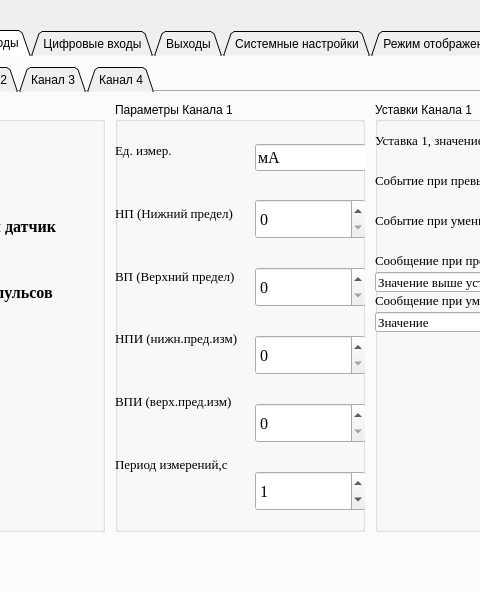
tomyqg/topaz-m, file options.ui: the form before one commit; both pictures show x 119 to 599 and y 0 to 592 of the 1280 by 800 pixel window.
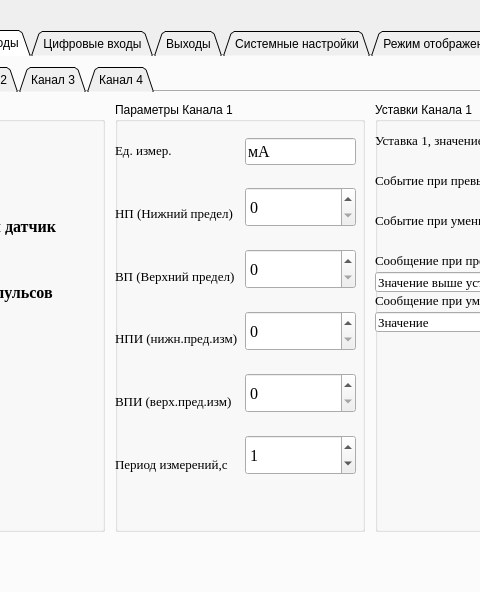
The form after the commit. The open tabs and pages were chosen to show the change.

Commit message: klava est'

Diff of the .ui file:
```diff
--- a/options.ui
+++ b/options.ui
@@ -232,10 +232,10 @@
        <widget class="QWidget" name="layoutWidget">
         <property name="geometry">
          <rect>
-          <x>140</x>
+          <x>130</x>
           <y>20</y>
           <width>111</width>
-          <height>411</height>
+          <height>371</height>
          </rect>
         </property>
         <layout class="QVBoxLayout" name="verticalLayout_2">
```
Left out of the diff: 8 changed lines with no effect on the pictures. The commit also changes 1 other file.
